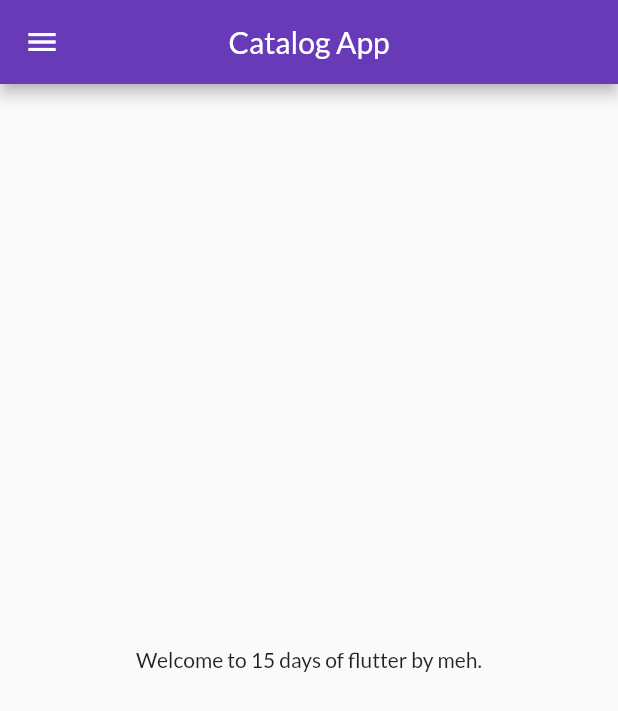
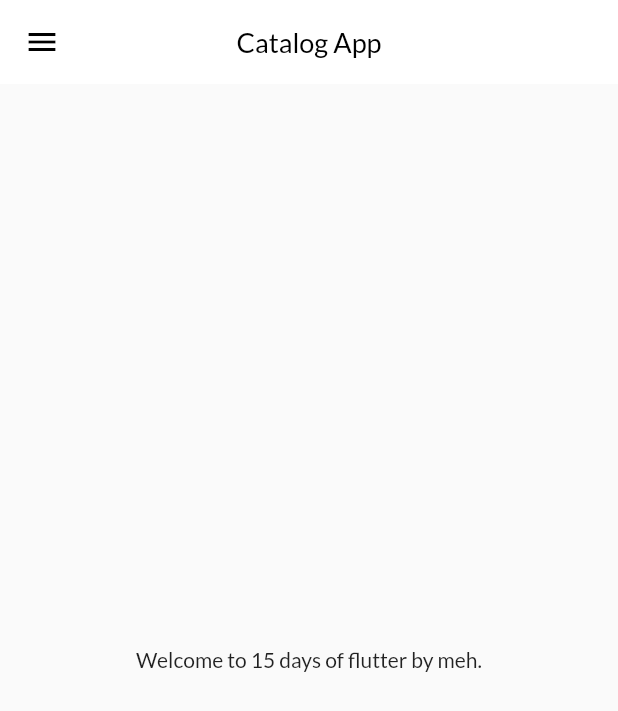
Before and after one commit to RitikRajoria/30DaysOfFlutter, a Flutter app: the screen it shows after launch, on a phone screen of 412 x 824 dp. Shown: the top 711 px of the screen. Run offline on Flutter 3.47's test engine with Material 2 defaults, Android fonts, the phone set to English and light mode, and no system bars; our stand-ins replace google_fonts.

Commit message:
day 10 completed

```diff
--- a/lib/main.dart
+++ b/lib/main.dart
@@ -1,6 +1,7 @@
 import 'package:flutter/material.dart';
 import 'package:flutter_catalog/pages/home_page.dart';
 import 'package:flutter_catalog/pages/login_page.dart';
+import 'package:flutter_catalog/widgets/themes.dart';
 import 'package:google_fonts/google_fonts.dart';
 import 'package:flutter_catalog/utils/routes.dart';
 
@@ -14,14 +15,8 @@ class MyApp extends StatelessWidget {
     return MaterialApp(
       debugShowCheckedModeBanner: false,
       themeMode: ThemeMode.light,
-      theme: ThemeData(
-        primarySwatch: Colors.deepPurple,
-        fontFamily: GoogleFonts.lato().fontFamily,
-
-      ),
-      darkTheme: ThemeData(
-        brightness: Brightness.dark,
-      ),
+      theme: MyTheme.lightTheme(context),
+      darkTheme: MyTheme.darkTheme(context),
       initialRoute: "/home",
       routes: {
         MyRoutes.loginRoute: (context) => LoginPage(),
--- a/lib/pages/home_page.dart
+++ b/lib/pages/home_page.dart
@@ -12,7 +12,6 @@ class HomePage extends StatelessWidget {
       appBar: AppBar(
         title: Text("Catalog App"),
         centerTitle: true,
-
       ),
         body: Center(
           child: Container(
--- /dev/null
+++ b/lib/widgets/themes.dart
@@ -0,0 +1,22 @@
+import 'package:flutter/material.dart';
+import 'package:google_fonts/google_fonts.dart';
+
+class MyTheme {
+  static ThemeData lightTheme(BuildContext context) => ThemeData(
+        primarySwatch: Colors.deepPurple,
+        fontFamily: GoogleFonts.lato().fontFamily,
+        appBarTheme: AppBarTheme(
+          color: Colors.white,
+          elevation: 0.0,
+          iconTheme: IconThemeData(color: Colors.black),
+          titleTextStyle: TextStyle(
+              color: Colors.black,
+              fontSize: 18,
+              fontFamily: GoogleFonts.lato().fontFamily),
+        ),
+      );
+
+  static ThemeData darkTheme(BuildContext context) => ThemeData(
+        brightness: Brightness.dark,
+      );
+}
```
Also changed, not shown: lib/models/catalog.dart (added, +24 -0 lines).
